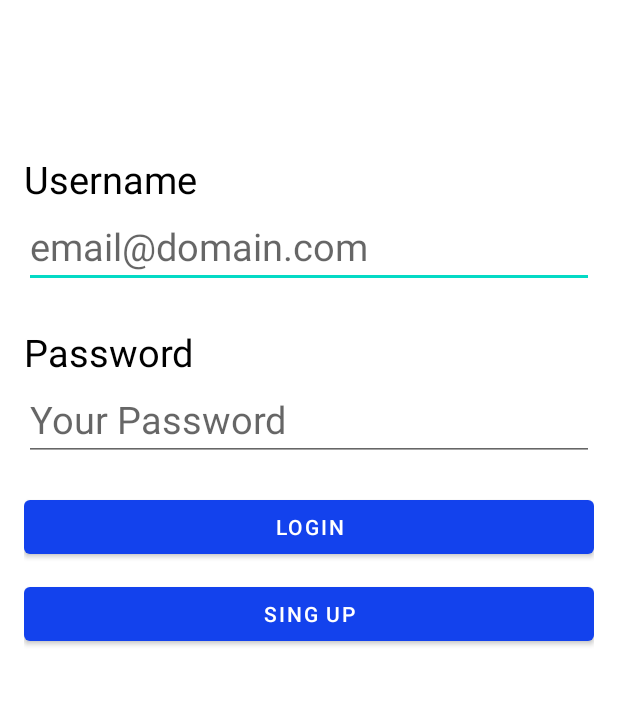
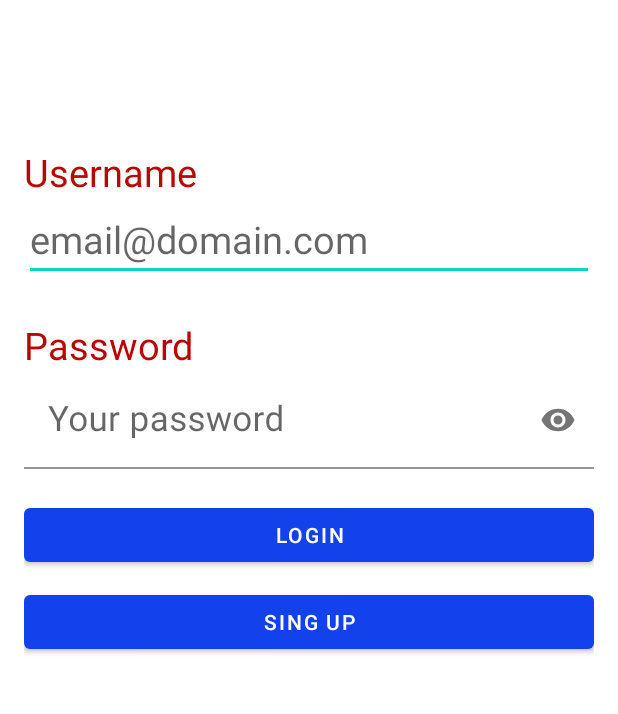
Before and after one commit to DanielHGarciaB/BazzarApp, an Android app: the screen it shows after launch (MainActivity), on a phone screen of 412 x 824 dp, the part 408-1122 px from its top. Run offline under Robolectric (Android 15) with nearby library versions, the phone set to English and light mode, and no system bars.

Commit message:
Formato password y oculto

```diff
--- a/app/src/main/res/layout-land/activity_main.xml
+++ b/app/src/main/res/layout-land/activity_main.xml
@@ -46,11 +46,21 @@
             android:textColor="@color/black"
             android:layout_marginTop="15dp"
             android:textSize="22sp" />
-        <EditText
+        <com.google.android.material.textfield.TextInputLayout
             android:layout_width="match_parent"
             android:layout_height="wrap_content"
-            android:textSize="22sp"
-            android:hint="@string/text_YourPassword"/>
+            android:hint="Your password"
+            app:passwordToggleEnabled="true">
+
+            <EditText
+                android:layout_width="match_parent"
+                android:layout_height="29dp"
+                android:background="@android:color/transparent"
+                android:inputType="textPassword"
+                android:textSize="25sp" />
+
+        </com.google.android.material.textfield.TextInputLayout>
+
         <Button
             android:layout_width="match_parent"
             android:layout_height="wrap_content"
--- a/app/src/main/res/layout-sw600dp-land/activity_main.xml
+++ b/app/src/main/res/layout-sw600dp-land/activity_main.xml
@@ -46,11 +46,21 @@
             android:textColor="@color/black"
             android:layout_marginTop="30dp"
             android:textSize="45sp" />
-        <EditText
+
+        <com.google.android.material.textfield.TextInputLayout
             android:layout_width="match_parent"
             android:layout_height="wrap_content"
-            android:textSize="45sp"
-            android:hint="@string/text_YourPassword"/>
+            android:hint="Your password"
+            app:passwordToggleEnabled="true">
+
+            <EditText
+                android:layout_width="match_parent"
+                android:layout_height="wrap_content"
+                android:textSize="45sp"
+                android:background="@android:color/transparent"
+                android:inputType="textPassword" />
+        </com.google.android.material.textfield.TextInputLayout>
+
         <Button
             android:layout_width="match_parent"
             android:layout_height="wrap_content"
--- a/app/src/main/res/layout-sw600dp/activity_main.xml
+++ b/app/src/main/res/layout-sw600dp/activity_main.xml
@@ -45,11 +45,20 @@
             android:textColor="@color/black"
             android:layout_marginTop="40dp"
             android:textSize="45sp" />
-        <EditText
+        <com.google.android.material.textfield.TextInputLayout
             android:layout_width="match_parent"
             android:layout_height="wrap_content"
-            android:textSize="45sp"
-            android:hint="@string/text_YourPassword"/>
+            android:hint="Your password"
+            app:passwordToggleEnabled="true">
+
+            <EditText
+                android:layout_width="match_parent"
+                android:layout_height="wrap_content"
+                android:textSize="45sp"
+                android:background="@android:color/transparent"
+                android:inputType="textPassword" />
+        </com.google.android.material.textfield.TextInputLayout>
+
         <Button
             android:layout_width="match_parent"
             android:layout_height="wrap_content"
--- a/app/src/main/res/layout-sw720dp-land/activity_main.xml
+++ b/app/src/main/res/layout-sw720dp-land/activity_main.xml
@@ -46,11 +46,21 @@
             android:textColor="@color/black"
             android:layout_marginTop="40dp"
             android:textSize="40sp" />
-        <EditText
+
+        <com.google.android.material.textfield.TextInputLayout
             android:layout_width="match_parent"
             android:layout_height="wrap_content"
-            android:textSize="40sp"
-            android:hint="@string/text_YourPassword"/>
+            android:hint="Your password"
+            app:passwordToggleEnabled="true">
+
+            <EditText
+                android:layout_width="match_parent"
+                android:layout_height="wrap_content"
+                android:textSize="45sp"
+                android:background="@android:color/transparent"
+                android:inputType="textPassword"/>
+        </com.google.android.material.textfield.TextInputLayout>
+
         <Button
             android:layout_width="match_parent"
             android:layout_height="wrap_content"
--- a/app/src/main/res/layout-sw720dp/activity_main.xml
+++ b/app/src/main/res/layout-sw720dp/activity_main.xml
@@ -45,11 +45,21 @@
             android:textColor="@color/black"
             android:layout_marginTop="45dp"
             android:textSize="45sp" />
-        <EditText
+
+        <com.google.android.material.textfield.TextInputLayout
             android:layout_width="match_parent"
             android:layout_height="wrap_content"
-            android:textSize="45sp"
-            android:hint="@string/text_YourPassword"/>
+            android:hint="Your password"
+            app:passwordToggleEnabled="true">
+
+            <EditText
+                android:layout_width="match_parent"
+                android:layout_height="wrap_content"
+                android:textSize="45sp"
+                android:background="@android:color/transparent"
+                android:inputType="textPassword"/>
+        </com.google.android.material.textfield.TextInputLayout>
+
         <Button
             android:layout_width="match_parent"
             android:layout_height="wrap_content"
--- a/app/src/main/res/layout/activity_main.xml
+++ b/app/src/main/res/layout/activity_main.xml
@@ -31,7 +31,7 @@
             android:layout_width="wrap_content"
             android:layout_height="wrap_content"
             android:text="@string/text_Usermane"
-            android:textColor="@color/black"
+            android:textColor="@color/red_800"
             android:textSize="25sp" />
         <EditText
             android:layout_width="match_parent"
@@ -42,14 +42,28 @@
             android:layout_width="wrap_content"
             android:layout_height="wrap_content"
             android:text="@string/text_Password"
-            android:textColor="@color/black"
+            android:textColor="@color/red_800"
             android:layout_marginTop="25dp"
             android:textSize="25sp" />
-        <EditText
+
+        <com.google.android.material.textfield.TextInputLayout
             android:layout_width="match_parent"
             android:layout_height="wrap_content"
-            android:textSize="25sp"
-            android:hint="@string/text_YourPassword"/>
+
+            app:passwordToggleEnabled="true">
+            <com.google.android.material.textfield.TextInputEditText
+                android:id="@+id/editPassword"
+                android:layout_width="match_parent"
+                android:layout_height="wrap_content"
+                android:inputType="textPassword"
+                android:ems="25"
+                android:hint="Your password"
+                android:textSize="23sp"
+                android:background="@android:color/transparent"
+                />
+        </com.google.android.material.textfield.TextInputLayout>
+
+
         <Button
             android:layout_width="match_parent"
             android:layout_height="wrap_content"
--- a/app/src/main/res/values/colors.xml
+++ b/app/src/main/res/values/colors.xml
@@ -11,4 +11,6 @@
     <color name="red_700">#8F0B3F</color>
     <color name="pink_500">#004C8E</color>
     <color name="pink_700">#1342ED</color>
+    <color name="red_800">#B80701</color>
+    <color name="blue">#16416C</color>
 </resources>
```
